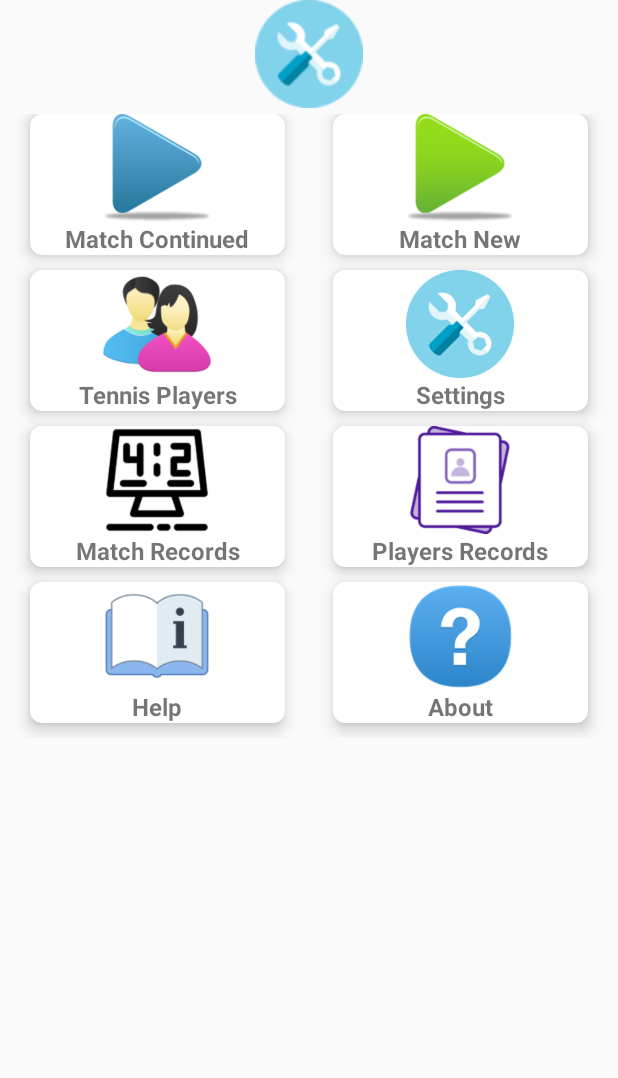
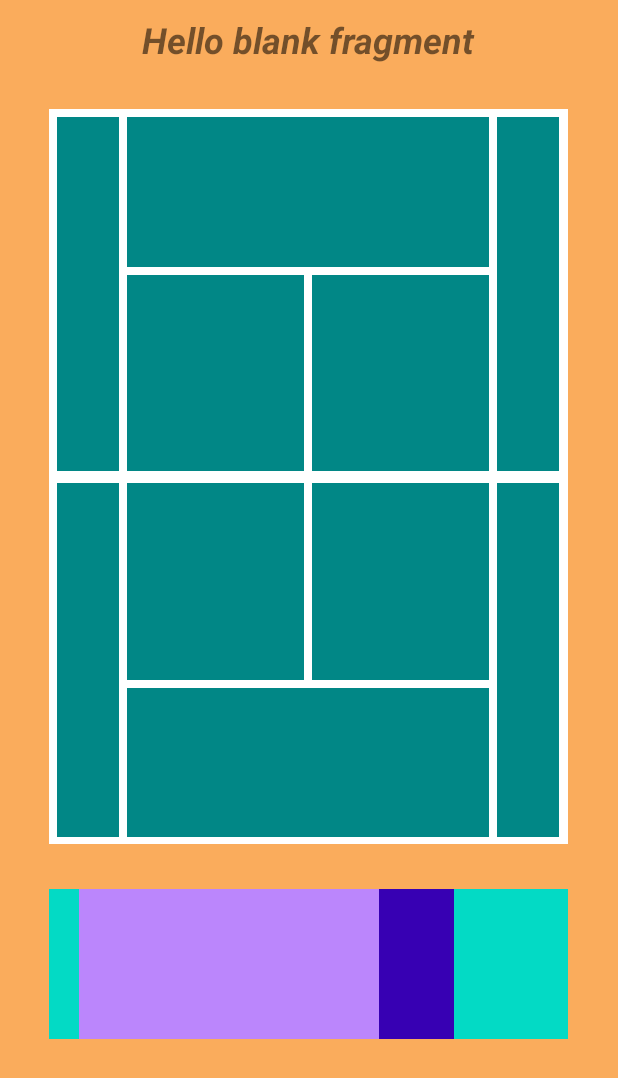
Before and after one commit to romisafuga/TennisBoard, an Android app: the screen it shows after launch (MainActivity), after a tap on "Settings", on a phone screen of 412 x 824 dp. Shown: the top 1078 px of the screen. Run offline under Robolectric (Android 15) with nearby library versions, the light colour scheme and no system bars.

Commit message:
Agregado opcion de ajustes primera parte

```diff
--- a/app/src/main/java/com/fumagalapps/tennisboard/MainActivity.kt
+++ b/app/src/main/java/com/fumagalapps/tennisboard/MainActivity.kt
@@ -7,6 +7,7 @@ import android.widget.FrameLayout
 import android.widget.Toast
 import androidx.appcompat.app.AlertDialog
 import androidx.fragment.app.Fragment
+import com.fumagalapps.tennisboard.fragmentos.AjusteBotonesFragment
 import com.fumagalapps.tennisboard.fragmentos.InicioFragment
 import com.fumagalapps.tennisboard.fragmentos.InicioFragment.*
 import com.fumagalapps.tennisboard.fragmentos.ListadoJugadorFragment
@@ -17,6 +18,7 @@ import kotlinx.android.synthetic.main.fragment_inicio.*
 class MainActivity : AppCompatActivity(), IComunicaFragmentos {
 
     var contenedor = R.id.frl_ContenedorFrag
+
     override fun onCreate(savedInstanceState: Bundle?) {
         super.onCreate(savedInstanceState)
         setContentView(R.layout.activity_main)
@@ -62,7 +64,11 @@ class MainActivity : AppCompatActivity(), IComunicaFragmentos {
     }
 
     override fun ajustes() {
-        Toast.makeText(this, "Ajuste ", Toast.LENGTH_SHORT).show()
+        supportFragmentManager.beginTransaction().
+                replace(contenedor,AjusteBotonesFragment()).commit()
+        var conten : FrameLayout = findViewById(R.id.frl_ContenedorFrag)
+        Toast.makeText(this, conten.width.toString(), Toast.LENGTH_SHORT).show()
+
     }
 
     override fun estadJuego() {
--- a/app/src/main/java/com/fumagalapps/tennisboard/adapter/AdminJugadores.kt
+++ b/app/src/main/java/com/fumagalapps/tennisboard/adapter/AdminJugadores.kt
@@ -2,6 +2,7 @@ package com.fumagalapps.tennisboard.adapter
 
 import android.database.DatabaseUtils
 import android.widget.Toast
+import com.fumagalapps.tennisboard.R
 import com.fumagalapps.tennisboard.data.AppDBTennisBoard
 import com.fumagalapps.tennisboard.data.Tablas
 import com.fumagalapps.tennisboard.model.TbJugadores
@@ -38,14 +39,14 @@ class AdminJugadores {
                 registros.close()
             } else {
                 Toast.makeText(
-                    AppDBTennisBoard.CONTEXTO, "No hay datos en la tabla",
+                    AppDBTennisBoard.CONTEXTO, R.string.toa_obtenDatosVacioError ,
                     Toast.LENGTH_SHORT
                 ).show()
             }
             return nombres
         } catch (ex: Exception) {
             Toast.makeText(
-                AppDBTennisBoard.CONTEXTO, "No se pudo recuperar la lista",
+                AppDBTennisBoard.CONTEXTO, ex.toString(),
                 Toast.LENGTH_SHORT
             ).show()
             return nombres
@@ -76,14 +77,14 @@ class AdminJugadores {
                 registros.close()
             } else {
                 Toast.makeText(
-                    AppDBTennisBoard.CONTEXTO, "No hay datos en la tabla",
+                    AppDBTennisBoard.CONTEXTO, R.string.toa_obtenDatosVacioError,
                     Toast.LENGTH_SHORT
                 ).show()
                 return TbJugadores(0, "", ' ', ' ', "")
             }
         } catch (ex: Exception) {
             Toast.makeText(
-                AppDBTennisBoard.CONTEXTO, "No se pudo recuperar la lista",
+                AppDBTennisBoard.CONTEXTO, ex.toString(),
                 Toast.LENGTH_SHORT
             ).show()
             return TbJugadores(0, "", ' ', ' ', "")
@@ -104,11 +105,13 @@ class AdminJugadores {
             db.close()
         } catch (ex: Exception) {
             Toast.makeText(
-                AppDBTennisBoard.CONTEXTO!!, "No se pudo guardar el contacto",
+                AppDBTennisBoard.CONTEXTO!!, ex.toString(),
                 Toast.LENGTH_SHORT
             ).show()
         }
     }
+
+
 
     // Qry para actualizar jugadores
     fun updateJugador(jugador: TbJugadores) {
@@ -124,13 +127,13 @@ class AdminJugadores {
             db.close()
         } catch (ex: Exception) {
             Toast.makeText(
-                AppDBTennisBoard.CONTEXTO!!, "No se pudo guardar el contacto",
+                AppDBTennisBoard.CONTEXTO!!, ex.toString(),
                 Toast.LENGTH_SHORT
             ).show()
         }
     }
 
-    fun deleteContacto(numero: Int) {
+    fun deleteJugador(numero: Int) {
         try {
             val db = AppDBTennisBoard.DB!!.readableDatabase
             // checamos si hay datos guardados
@@ -152,19 +155,19 @@ class AdminJugadores {
 
                 } catch (ex: Exception) {
                     Toast.makeText(
-                        AppDBTennisBoard.CONTEXTO, "No se pudo eliminar el contacto",
+                        AppDBTennisBoard.CONTEXTO, ex.toString(),
                         Toast.LENGTH_SHORT
                     ).show()
                 }
             } else {
                 Toast.makeText(
-                    AppDBTennisBoard.CONTEXTO, "El jugador no existe",
+                    AppDBTennisBoard.CONTEXTO, R.string.toa_obtenDatosVacioError,
                     Toast.LENGTH_SHORT
                 ).show()
             }
         } catch (ex: Exception) {
             Toast.makeText(
-                AppDBTennisBoard.CONTEXTO, "No se pudo encontrar el contacto",
+                AppDBTennisBoard.CONTEXTO, ex.toString(),
                 Toast.LENGTH_SHORT
             ).show()
         }
--- /dev/null
+++ b/app/src/main/java/com/fumagalapps/tennisboard/fragmentos/AjusteBotonesFragment.kt
@@ -0,0 +1,67 @@
+package com.fumagalapps.tennisboard.fragmentos
+
+import android.os.Bundle
+import androidx.fragment.app.Fragment
+import android.view.LayoutInflater
+import android.view.View
+import android.view.ViewGroup
+import android.widget.FrameLayout
+import android.widget.LinearLayout
+import android.widget.Toast
+import com.fumagalapps.tennisboard.R
+import kotlinx.android.synthetic.main.fragment_ajuste_botones.*
+
+// TODO: Rename parameter arguments, choose names that match
+// the fragment initialization parameters, e.g. ARG_ITEM_NUMBER
+private const val ARG_PARAM1 = "param1"
+private const val ARG_PARAM2 = "param2"
+
+/**
+ * A simple [Fragment] subclass.
+ * Use the [AjusteBotonesFragment.newInstance] factory method to
+ * create an instance of this fragment.
+ */
+class AjusteBotonesFragment : Fragment() {
+    // TODO: Rename and change types of parameters
+    private var param1: String? = null
+    private var param2: String? = null
+
+    override fun onCreate(savedInstanceState: Bundle?) {
+        super.onCreate(savedInstanceState)
+        arguments?.let {
+            param1 = it.getString(ARG_PARAM1)
+            param2 = it.getString(ARG_PARAM2)
+        }
+    }
+
+    override fun onCreateView(
+        inflater: LayoutInflater, container: ViewGroup?,
+        savedInstanceState: Bundle?
+    ): View? {
+        // Inflate the layout for this fragment
+        var vista = inflater.inflate(R.layout.fragment_ajuste_botones, container, false)
+        //var lny : LinearLayout = lny_Principal
+        //Toast.makeText(context, lny.width.toString(), Toast.LENGTH_SHORT).show()
+        return vista
+    }
+
+    companion object {
+        /**
+         * Use this factory method to create a new instance of
+         * this fragment using the provided parameters.
+         *
+         * @param param1 Parameter 1.
+         * @param param2 Parameter 2.
+         * @return A new instance of fragment AjusteBotonesFragment.
+         */
+        // TODO: Rename and change types and number of parameters
+        @JvmStatic
+        fun newInstance(param1: String, param2: String) =
+            AjusteBotonesFragment().apply {
+                arguments = Bundle().apply {
+                    putString(ARG_PARAM1, param1)
+                    putString(ARG_PARAM2, param2)
+                }
+            }
+    }
+}
--- a/app/src/main/java/com/fumagalapps/tennisboard/fragmentos/RegistroJugadorFragment.kt
+++ b/app/src/main/java/com/fumagalapps/tennisboard/fragmentos/RegistroJugadorFragment.kt
@@ -5,6 +5,7 @@ import android.annotation.SuppressLint
 import android.app.Activity
 import android.content.ContentValues
 import android.content.Context
+import android.content.DialogInterface
 import android.content.Intent
 import android.content.pm.PackageManager
 import android.net.Uri
@@ -23,6 +24,7 @@ import android.content.pm.PackageManager.*
 import android.provider.MediaStore
 import android.text.Editable
 import android.widget.*
+import androidx.appcompat.app.AlertDialog
 import com.fumagalapps.tennisboard.adapter.AdminJugadores
 import com.fumagalapps.tennisboard.model.TbJugadores
 import com.getbase.floatingactionbutton.FloatingActionButton
@@ -50,7 +52,7 @@ class RegistroJugadorFragment : Fragment() {
     lateinit var rdgGenero: RadioGroup
     lateinit var rdbMasculino: RadioButton
     lateinit var rdbFemenino: RadioButton
-    lateinit var rdgBrazo:RadioGroup
+    lateinit var rdgBrazo: RadioGroup
     lateinit var rdbDerecho: RadioButton
     lateinit var rdbIzquierdo: RadioButton
     lateinit var btnGaleria: Button
@@ -115,15 +117,15 @@ class RegistroJugadorFragment : Fragment() {
         // para hacer cambios
 
         idJug = arguments?.getString("idJug", "-1")
-        if(idJug != null) {
-            altajug=0
+        if (idJug != null) {
+            altajug = 0
             val jugaCambio = AdminJugador.getName(idJug.toString())
             edtNombre.setText(jugaCambio.strNombre)
             imvFoto.setImageURI(Uri.parse(jugaCambio.lnkFoto.toString()))
             direccFoto = jugaCambio.lnkFoto
-            if(jugaCambio.chrGenero=='F') rdgGenero.check(R.id.rdb_Femenino)
+            if (jugaCambio.chrGenero == 'F') rdgGenero.check(R.id.rdb_Femenino)
             else rdgGenero.check(R.id.rdb_Masculino)
-            if(jugaCambio.chrBrazo=='D') rdgBrazo.check(R.id.rdb_Derecho)
+            if (jugaCambio.chrBrazo == 'D') rdgBrazo.check(R.id.rdb_Derecho)
             else rdgBrazo.check(R.id.rdb_Izquierdo)
         } else idJug = "-1"
 
@@ -136,19 +138,26 @@ class RegistroJugadorFragment : Fragment() {
 
         fabBorra.setOnClickListener {
             // eliminara el registro seleccionado
-            famMenAcc.collapse()
+            ejecutaBorrarJug().show()
+
         }
 
         fabConfirmar.setOnClickListener {
 
             if (valida_campos() == true) {
                 val jugador =
-                    TbJugadores(idJug!!.toInt(), edtNombre.text.toString(), genero, brazo, direccFoto.toString())
+                    TbJugadores(
+                        idJug!!.toInt(),
+                        edtNombre.text.toString(),
+                        genero,
+                        brazo,
+                        direccFoto.toString()
+                    )
                 if (altajug == 1)
                     AdminJugador.addJugador(jugador)
                 else
                     AdminJugador.updateJugador(jugador)
-                altajug=1
+                altajug = 1
                 limpiaCampos()
             }
 
@@ -208,6 +217,29 @@ class RegistroJugadorFragment : Fragment() {
             actividad = context
             comunica = actividad as IComunicaFragmentos
         }
+    }
+
+    fun ejecutaBorrarJug(): AlertDialog {
+        var builder = AlertDialog.Builder(context!!)
+        builder.setTitle(R.string.ald_jugadoresTit)
+            .setMessage(R.string.ald_jugadoresMesBorrar)
+            .setNegativeButton(R.string.ald_jugadoresNegNo,
+                DialogInterface.OnClickListener
+                { dialog,
+                  which ->
+                    limpiaCampos()
+                    famMenAcc.collapse()
+                })
+            .setPositiveButton(R.string.ald_jugadoresPosSi,
+                DialogInterface.OnClickListener
+                { dialog,
+                  which ->
+                    AdminJugador.deleteJugador(idJug!!.toInt())
+                    limpiaCampos()
+                    famMenAcc.collapse()
+                })
+        builder.setCancelable(false)
+        return builder.create()
     }
 
     fun valida_campos(): Boolean {
--- /dev/null
+++ b/app/src/main/res/layout/fragment_ajuste_botones.xml
@@ -0,0 +1,200 @@
+<?xml version="1.0" encoding="utf-8"?>
+<LinearLayout xmlns:android="http://schemas.android.com/apk/res/android"
+    xmlns:app="http://schemas.android.com/apk/res-auto"
+    xmlns:tools="http://schemas.android.com/tools"
+    android:id="@+id/lny_Principal"
+    android:layout_width="match_parent"
+    android:layout_height="match_parent"
+    android:background="@color/fondo_splash"
+    android:gravity="center_horizontal"
+    android:orientation="vertical"
+    tools:context=".fragmentos.AjusteBotonesFragment">
+
+    <!-- TODO: Update blank fragment layout -->
+    <TextView
+        android:id="@+id/txv_TituAjusBotones"
+        android:layout_width="wrap_content"
+        android:layout_height="wrap_content"
+        android:layout_marginTop="10dp"
+        android:text="@string/hello_blank_fragment"
+        android:textSize="24sp"
+        android:textStyle="bold|italic" />
+
+    <LinearLayout
+        android:id="@+id/lny_Cancha"
+        android:layout_width="346dp"
+        android:layout_height="490dp"
+        android:layout_marginLeft="30dp"
+        android:layout_marginTop="30dp"
+        android:layout_marginRight="30dp"
+        android:orientation="vertical">
+
+        <LinearLayout
+            android:id="@+id/lny_CuadroArriba"
+            android:layout_width="match_parent"
+            android:layout_height="245dp"
+            android:background="@color/white">
+
+            <LinearLayout
+                android:id="@+id/lny_LatIzqArri"
+                android:layout_width="41dp"
+                android:layout_height="match_parent"
+                android:layout_marginLeft="5dp"
+                android:layout_marginTop="5dp"
+                android:layout_marginBottom="4dp"
+                android:background="@color/teal_700"
+                android:orientation="horizontal"></LinearLayout>
+
+
+            <LinearLayout
+                android:id="@+id/lny_CentroArri"
+                android:layout_width="241dp"
+                android:layout_height="match_parent"
+                android:layout_marginLeft="5dp"
+                android:layout_marginTop="5dp"
+                android:layout_marginRight="5dp"
+                android:layout_marginBottom="4dp"
+                android:background="@color/white"
+                android:orientation="vertical">
+
+                <LinearLayout
+                    android:id="@+id/lny_CentroArriArri"
+                    android:layout_width="match_parent"
+                    android:layout_height="100dp"
+                    android:layout_marginBottom="5dp"
+                    android:background="@color/teal_700"
+                    android:orientation="horizontal"></LinearLayout>
+
+                <LinearLayout
+                    android:id="@+id/lny_CentroArriAba"
+                    android:layout_width="match_parent"
+                    android:layout_height="131dp"
+                    android:background="@color/white"
+                    android:orientation="horizontal">
+
+                    <LinearLayout
+                        android:id="@+id/lny_CentroArriAbaIzq"
+                        android:layout_width="118dp"
+                        android:layout_height="match_parent"
+                        android:layout_marginRight="2.5dp"
+                        android:background="@color/teal_700"
+                        android:orientation="vertical"></LinearLayout>
+
+                    <LinearLayout
+                        android:id="@+id/lny_centroArriAbaDer"
+                        android:layout_width="118dp"
+                        android:layout_height="match_parent"
+                        android:layout_marginLeft="2.5dp"
+                        android:background="@color/teal_700"
+                        android:orientation="vertical"></LinearLayout>
+                </LinearLayout>
+            </LinearLayout>
+
+            <LinearLayout
+                android:id="@+id/lny_LatDerArri"
+                android:layout_width="41dp"
+                android:layout_height="match_parent"
+                android:layout_marginTop="5dp"
+                android:layout_marginRight="5dp"
+                android:layout_marginBottom="4dp"
+                android:background="@color/teal_700"
+                android:orientation="horizontal"></LinearLayout>
+        </LinearLayout>
+
+        <LinearLayout
+            android:id="@+id/lny_CuadroAbajo"
+            android:layout_width="match_parent"
+            android:layout_height="245dp"
+            android:background="@color/white">
+
+            <LinearLayout
+                android:id="@+id/lny_LatIzqAba"
+                android:layout_width="41dp"
+                android:layout_height="match_parent"
+                android:layout_marginLeft="5dp"
+                android:layout_marginTop="4dp"
+                android:layout_marginBottom="5dp"
+                android:background="@color/teal_700"
+                android:orientation="horizontal"></LinearLayout>
+
+
+            <LinearLayout
+                android:id="@+id/lny_CentroAba"
+                android:layout_width="241dp"
+                android:layout_height="match_parent"
+                android:layout_marginLeft="5dp"
+                android:layout_marginTop="4dp"
+                android:layout_marginRight="5dp"
+                android:layout_marginBottom="5dp"
+                android:background="@color/white"
+                android:orientation="vertical">
+
+                <LinearLayout
+                    android:id="@+id/lny_CentroAbaArri"
+                    android:layout_width="match_parent"
+                    android:layout_height="131dp"
+                    android:background="@color/white"
+                    android:orientation="horizontal">
+
+                    <LinearLayout
+                        android:id="@+id/lny_CentroAbaArriIzq"
+                        android:layout_width="118dp"
+                        android:layout_height="match_parent"
+                        android:layout_marginRight="2.5dp"
+                        android:background="@color/teal_700"
+                        android:orientation="vertical"></LinearLayout>
+
+                    <LinearLayout
+                        android:id="@+id/lny_CentroAbaArriDer"
+                        android:layout_width="118dp"
+                        android:layout_height="match_parent"
+                        android:layout_marginLeft="2.5dp"
+                        android:background="@color/teal_700"
+                        android:orientation="vertical"></LinearLayout>
+                </LinearLayout>
+
+                <LinearLayout
+                    android:id="@+id/lny_CentroAbaAba"
+                    android:layout_width="match_parent"
+                    android:layout_height="100dp"
+                    android:layout_marginTop="5dp"
+                    android:background="@color/teal_700"
+                    android:orientation="horizontal"></LinearLayout>
+            </LinearLayout>
+
+            <LinearLayout
+                android:id="@+id/lny_LatDerAba"
+                android:layout_width="41dp"
+                android:layout_height="match_parent"
+                android:layout_marginTop="4dp"
+                android:layout_marginRight="5dp"
+                android:layout_marginBottom="5dp"
+                android:background="@color/teal_700"
+                android:orientation="horizontal"></LinearLayout>
+        </LinearLayout>
+
+    </LinearLayout>
+
+    <LinearLayout
+        android:layout_width="346dp"
+        android:layout_height="100dp"
+        android:layout_margin="30dp"
+        android:background="@color/teal_200"
+        android:orientation="horizontal">
+
+        <LinearLayout
+            android:layout_width="200dp"
+            android:layout_height="match_parent"
+            android:layout_marginLeft="20dp"
+            android:background="@color/purple_200"
+            android:orientation="horizontal"></LinearLayout>
+
+        <LinearLayout
+            android:layout_width="50dp"
+            android:layout_height="match_parent"
+            android:background="@color/purple_700"
+            android:orientation="horizontal"></LinearLayout>
+
+    </LinearLayout>
+
+</LinearLayout>
--- a/app/src/main/res/values/strings.xml
+++ b/app/src/main/res/values/strings.xml
@@ -21,8 +21,11 @@
     <string name="ald_jugadoresMes">indicate if you want to register a new tennis
         player or want to select an existing one\n\n
     You can also modify a tennis player from the select option</string>
+    <string name="ald_jugadoresMesBorrar">Are you sure you want to delete the player?</string>
     <string name="ald_jugadoresNeg">Register</string>
+    <string name="ald_jugadoresNegNo">No</string>
     <string name="ald_jugadoresPos">Select</string>
+    <string name="ald_jugadoresPosSi">Yes</string>
     <string name="txv_registrojug">tennis player registration</string>
     <string name="txv_modificajug">tennis player update</string>
     <string name="txv_listadojug">tennis player consultation</string>
@@ -43,7 +46,8 @@
     <string name="toa_error_foto">Photo is missing</string>
     <string name="toa_error_getallnames">There are no registered tennis players</string>
     <string name="toa_error_exgetallnames">List could not be retrieved</string>
-    <string name="pasajugador_error">Tennis Player is missing</string>
+    <string name="toa_pasajugador_error">Tennis Player is missing</string>
+    <string name="toa_obtenDatosVacioError">There is no data in the table</string>
     <!-- TODO: Remove or change this placeholder text -->
     <string name="hello_blank_fragment">Hello blank fragment</string>
 </resources>
```
